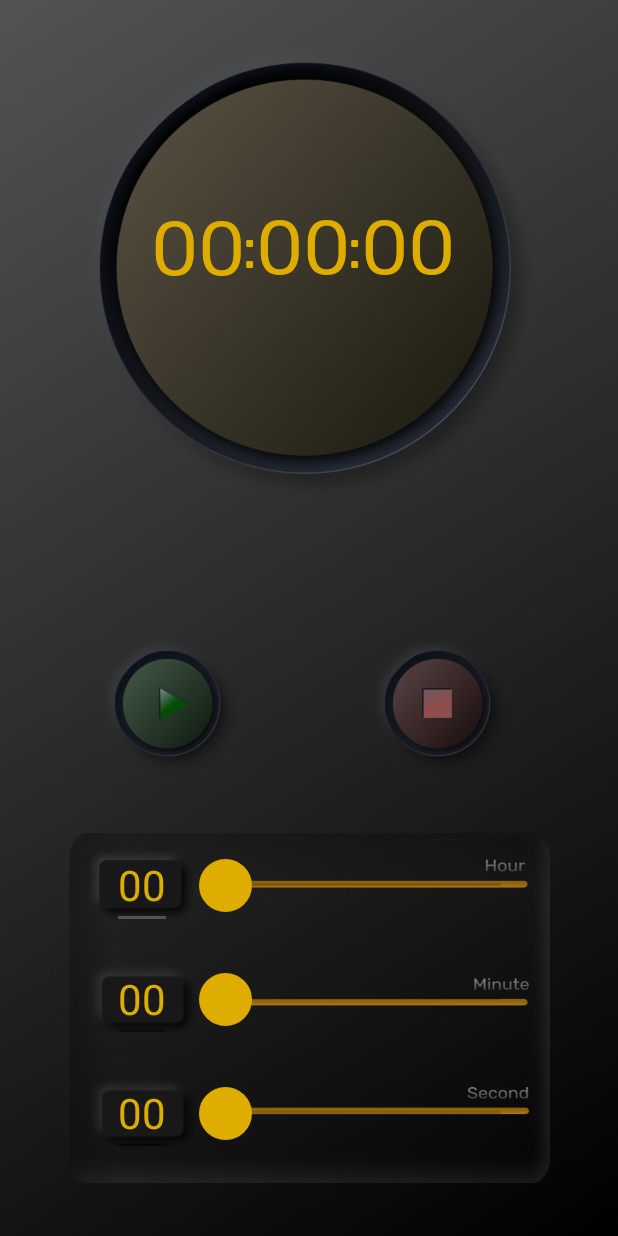
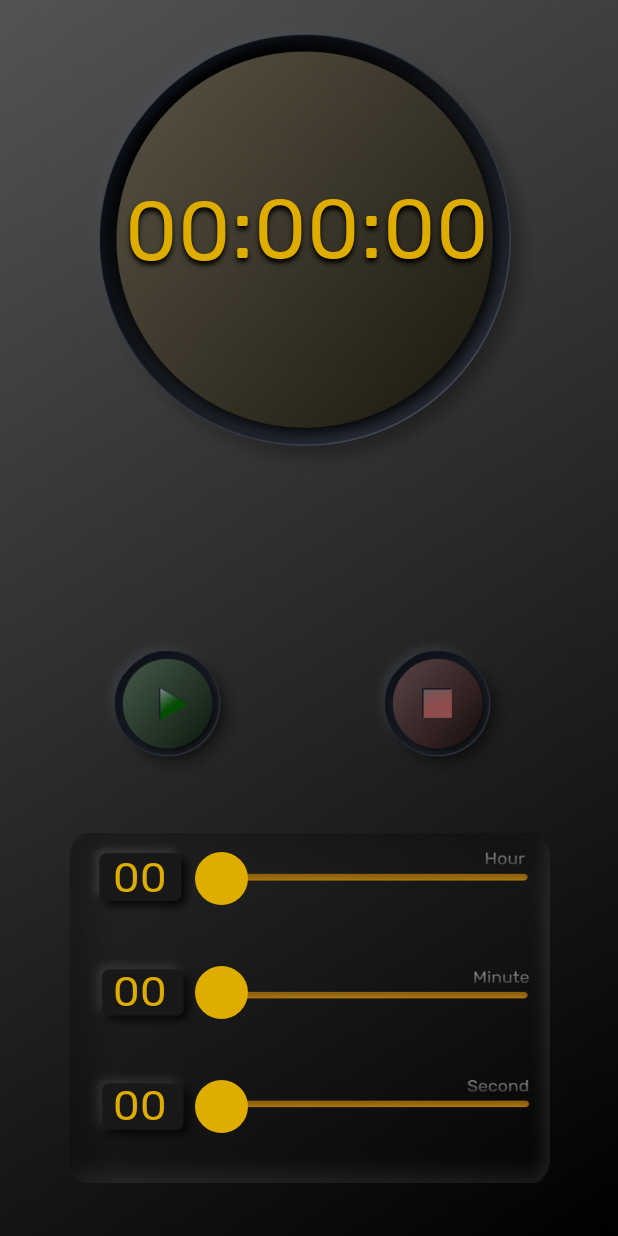
Before and after one commit to osmnnyldzz/TimerApp, an Android app: the screen it shows after launch (MainActivity), on a phone screen of 412 x 824 dp. Run offline under Robolectric (Android 15) with nearby library versions, the phone set to English and light mode, and no system bars; our stand-ins replace data binding.

Commit message:
Design changed in xml

```diff
--- a/app/src/main/java/com/ottocode/timerapp/view/ui/MainActivity.kt
+++ b/app/src/main/java/com/ottocode/timerapp/view/ui/MainActivity.kt
@@ -5,6 +5,7 @@ import android.os.Bundle
 import android.os.CountDownTimer
 import android.text.Editable
 import android.text.TextWatcher
+import android.view.View
 import android.widget.SeekBar
 import android.widget.Toast
 import androidx.databinding.DataBindingUtil
@@ -57,20 +58,17 @@ class MainActivity : AppCompatActivity() {
         setTime(mMillisInputHour, mMillisInputMinute, mMillisInputSecond)
 
 
+        mBind.stopButton.setOnClickListener {
+            pauseTimer()
+        }
         mBind.startButton.setOnClickListener {
-
-            if (mTimerRunning) {
-                pauseTimer()
-            } else {
-                startTimer()
-            }
-
+            startTimer()
         }
         mBind.resetButton.setOnClickListener {
             resetTimer()
         }
 
-        mBind.hourPicker.addTextChangedListener(object: TextWatcher{
+        mBind.hourPicker.addTextChangedListener(object : TextWatcher {
             override fun afterTextChanged(s: Editable?) {
                 model.hourTime.value = model.hour.value
 
@@ -83,11 +81,12 @@ class MainActivity : AppCompatActivity() {
             override fun beforeTextChanged(s: CharSequence?, start: Int, count: Int, after: Int) {
 
             }
-            override fun onTextChanged(s: CharSequence?, start: Int, before: Int, count: Int) {1
+
+            override fun onTextChanged(s: CharSequence?, start: Int, before: Int, count: Int) {
             }
 
         })
-        mBind.minutePicker.addTextChangedListener(object :TextWatcher{
+        mBind.minutePicker.addTextChangedListener(object : TextWatcher {
             override fun afterTextChanged(s: Editable?) {
                 model.minuteTime.value = model.minute.value
 
@@ -100,11 +99,12 @@ class MainActivity : AppCompatActivity() {
             override fun beforeTextChanged(s: CharSequence?, start: Int, count: Int, after: Int) {
 
             }
+
             override fun onTextChanged(s: CharSequence?, start: Int, before: Int, count: Int) {
             }
 
         })
-        mBind.secondPicker.addTextChangedListener(object :TextWatcher{
+        mBind.secondPicker.addTextChangedListener(object : TextWatcher {
             override fun afterTextChanged(s: Editable?) {
                 model.secondTime.value = model.second.value
                 mInputSecond = model.second.value.toString()
@@ -146,11 +146,6 @@ class MainActivity : AppCompatActivity() {
 
             override fun onStopTrackingTouch(seekBar: SeekBar?) {
                 mBind.hourTime.text = hour_seek_bar.progress.toString()
-                Toast.makeText(
-                    this@MainActivity,
-                    "Progress is: " + hour_seek_bar.progress,
-                    Toast.LENGTH_SHORT
-                ).show()
             }
 
 
@@ -178,11 +173,6 @@ class MainActivity : AppCompatActivity() {
             override fun onStopTrackingTouch(seekBar: SeekBar?) {
                 mBind.minuteTime.text = minute_seek_bar.progress.toString()
                 mBind.minutePicker.setText(minute_seek_bar.progress.toString())
-                Toast.makeText(
-                    this@MainActivity,
-                    "Progress is: " + minute_seek_bar.progress,
-                    Toast.LENGTH_SHORT
-                ).show()
             }
 
 
@@ -211,12 +201,6 @@ class MainActivity : AppCompatActivity() {
             override fun onStopTrackingTouch(seekBar: SeekBar?) {
                 mBind.secondTime.text = second_seek_bar.progress.toString()
                 mBind.secondPicker.setText(second_seek_bar.progress.toString())
-
-                Toast.makeText(
-                    this@MainActivity,
-                    "Progress is: " + second_seek_bar.progress,
-                    Toast.LENGTH_SHORT
-                ).show()
             }
 
 
@@ -224,16 +208,19 @@ class MainActivity : AppCompatActivity() {
 
     }
 
-
     private fun setTime(hour: Long, minute: Long, second: Long) {
 
-        mStartTimeInMillis = hour + minute + second // Toplam milisaniyeleri başlangıç değişkenine atadık.
+        mStartTimeInMillis =
+            hour + minute + second // Toplam milisaniyeleri başlangıç değişkenine atadık.
         resetTimer()
     }
 
     private fun pauseTimer() {
         mCountDownTimer.cancel()
         mTimerRunning = false
+        mBind.stopButton.visibility = View.INVISIBLE
+        mBind.startButton.visibility = View.VISIBLE
+
     }
 
     private fun resetTimer() {
@@ -257,7 +244,8 @@ class MainActivity : AppCompatActivity() {
             .start()
 
         mTimerRunning = true
-        // Buraya Stop düğmesi koyacağız. SetImage gibi bir şey ile
+        mBind.stopButton.visibility = View.VISIBLE
+        mBind.startButton.visibility = View.INVISIBLE
     }
 
     private fun updateCountDownText() {
--- a/app/src/main/res/drawable/thumb_image.xml
+++ b/app/src/main/res/drawable/thumb_image.xml
@@ -1,7 +1,8 @@
 <?xml version="1.0" encoding="utf-8"?>
 <layer-list xmlns:android="http://schemas.android.com/apk/res/android">
     <item>
-        <shape android:shape="oval">
+        <shape
+            android:shape="oval">
             <solid android:color="@color/text_color"/>
             <size
                 android:width="35dp"
--- a/app/src/main/res/layout/activity_main.xml
+++ b/app/src/main/res/layout/activity_main.xml
@@ -20,95 +20,100 @@
         <RelativeLayout
             android:layout_width="match_parent"
             android:layout_height="0px"
-            android:layout_weight="0.50"
-            android:orientation="vertical"
-            android:paddingStart="40dp"
-            android:paddingLeft="40dp"
-            android:paddingTop="15dp"
-            android:paddingEnd="30dp"
-            android:paddingRight="30dp"
-            android:paddingBottom="1dp">
+            android:layout_weight="0.50">
 
             <FrameLayout
-                android:layout_width="305dp"
-                android:layout_height="305dp"
-                android:layout_marginStart="15dp"
-                android:layout_marginLeft="15dp"
-                android:layout_marginTop="15dp"
-                android:layout_marginEnd="20dp"
-                android:layout_marginRight="20dp"
-                android:layout_marginBottom="0dp">
+                android:layout_width="match_parent"
+                android:layout_height="match_parent">
 
                 <ImageView
                     android:id="@+id/time_screen"
                     android:layout_width="305dp"
                     android:layout_height="305dp"
-                    android:background="@drawable/timscreen"
-                    android:maxWidth="305dp"
-                    android:maxHeight="305dp"
-                    android:minWidth="305dp"
-                    android:minHeight="305dp" />
+                    android:layout_marginStart="55dp"
+                    android:layout_marginLeft="55dp"
+                    android:layout_marginTop="12dp"
+                    android:background="@drawable/timscreen" />
+
+                <LinearLayout
+                    android:layout_width="wrap_content"
+                    android:layout_height="wrap_content"
+                    android:layout_marginLeft="83dp"
+                    android:layout_marginTop="115dp"
+                    android:orientation="horizontal">
 
                     <TextView
                         android:id="@+id/hour_time"
                         android:layout_width="wrap_content"
                         android:layout_height="wrap_content"
-                    android:layout_marginStart="45dp"
-                    android:layout_marginLeft="45dp"
-                    android:layout_marginTop="105dp"
-                    android:fontFamily="@font/rubik"
                         android:hint="00"
-                    android:textColorHint="@color/text_color"
+                        android:shadowColor="#000000"
+                        android:shadowDx="0"
+                        android:shadowDy="4"
+                        android:shadowRadius="4"
                         android:text="@={timeVM.hourTime}"
                         android:textColor="@color/text_color"
-                    android:textSize="50sp" />
+                        android:textColorHint="@color/text_color"
+                        android:textSize="55sp"
+                        app:fontFamily="@font/rubik" />
+
                     <TextView
                         android:layout_width="wrap_content"
                         android:layout_height="wrap_content"
-                    android:layout_marginStart="106dp"
-                    android:layout_marginLeft="106dp"
-                    android:layout_marginTop="110dp"
                         android:fontFamily="@font/rubik"
+                        android:shadowColor="#000000"
+                        android:shadowDx="0"
+                        android:shadowDy="4"
+                        android:shadowRadius="4"
                         android:text=":"
                         android:textColor="@color/text_color"
-                    android:textSize="40sp" />
+                        android:textSize="60sp" />
 
                     <TextView
                         android:id="@+id/minute_time"
                         android:layout_width="wrap_content"
                         android:layout_height="wrap_content"
-                    android:layout_marginStart="115dp"
-                    android:layout_marginLeft="115dp"
-                    android:layout_marginTop="105dp"
                         android:fontFamily="@font/rubik"
                         android:hint="00"
-                    android:textColorHint="@color/text_color"
+                        android:shadowColor="#000000"
+                        android:shadowDx="0"
+                        android:shadowDy="4"
+                        android:shadowRadius="4"
                         android:text="@={timeVM.minuteTime}"
                         android:textColor="@color/text_color"
-                    android:textSize="50sp" />
+                        android:textColorHint="@color/text_color"
+                        android:textSize="55sp" />
+
                     <TextView
                         android:layout_width="wrap_content"
                         android:layout_height="wrap_content"
-                    android:layout_marginStart="176dp"
-                    android:layout_marginLeft="176dp"
-                    android:layout_marginTop="110dp"
-                    android:fontFamily="@font/rubik"
+                        android:shadowColor="#000000"
+                        android:shadowDx="0"
+                        android:shadowDy="4"
+                        android:shadowRadius="4"
                         android:text=":"
                         android:textColor="@color/text_color"
-                    android:textSize="40sp" />
+                        android:textSize="60sp"
+                        app:fontFamily="@font/rubik" />
+
                     <TextView
                         android:id="@+id/second_time"
                         android:layout_width="wrap_content"
                         android:layout_height="wrap_content"
-                    android:layout_marginStart="185dp"
-                    android:layout_marginLeft="185dp"
-                    android:layout_marginTop="105dp"
                         android:fontFamily="@font/rubik"
                         android:hint="00"
-                    android:textColorHint="@color/text_color"
+                        android:shadowColor="#000000"
+                        android:shadowDx="0"
+                        android:shadowDy="4"
+                        android:shadowRadius="4"
                         android:text="@={timeVM.secondTime}"
                         android:textColor="@color/text_color"
-                    android:textSize="50sp" />
+                        android:textColorHint="@color/text_color"
+                        android:textSize="55sp" />
+
+
+                </LinearLayout>
+
 
             </FrameLayout>
         </RelativeLayout>
@@ -142,6 +147,16 @@
                         android:layout_marginLeft="7dp"
                         android:layout_marginTop="7dp"
                         android:background="@drawable/startbutton" />
+
+                    <Button
+                        android:id="@+id/stop_button"
+                        android:layout_width="82dp"
+                        android:layout_height="82dp"
+                        android:layout_marginStart="7dp"
+                        android:layout_marginLeft="7dp"
+                        android:layout_marginTop="7dp"
+                        android:background="@drawable/stopbutton"
+                        android:visibility="invisible" />
 
                 </FrameLayout>
 
@@ -204,9 +219,6 @@
                             android:layout_width="wrap_content"
                             android:layout_height="wrap_content">
 
-                            <androidx.constraintlayout.widget.ConstraintLayout
-                                android:layout_width="wrap_content"
-                                android:layout_height="wrap_content">
 
                             <ImageView
                                 android:id="@+id/imageView3"
@@ -222,26 +234,31 @@
                                 android:id="@+id/hour_picker"
                                 android:layout_width="wrap_content"
                                 android:layout_height="wrap_content"
+                                android:layout_marginStart="18dp"
+                                android:layout_marginLeft="18dp"
+                                android:layout_marginTop="7dp"
+                                android:background="@null"
                                 android:hint="@string/defaultpicked"
                                 android:text="@={timeVM.hour}"
                                 android:textColor="@color/text_color"
                                 android:textColorHint="@color/text_color"
                                 android:textSize="28sp"
-                                    app:layout_constraintBottom_toBottomOf="parent"
-                                    app:layout_constraintEnd_toEndOf="@+id/imageView3"
-                                    app:layout_constraintHorizontal_bias="0.068"
-                                    app:layout_constraintStart_toStartOf="@+id/imageView3"
-                                    app:layout_constraintTop_toTopOf="parent"
-                                    app:layout_constraintVertical_bias="0.4" />
+                                app:fontFamily="@font/rubik" />
 
                             <SeekBar
                                 android:id="@+id/hour_seek_bar"
                                 android:layout_width="230dp"
                                 android:layout_height="wrap_content"
-                                    android:paddingStart="30dp"
-                                    android:paddingLeft="35dp"
+                                android:layout_marginStart="70dp"
+                                android:layout_marginLeft="85dp"
+                                android:layout_marginTop="7dp"
                                 android:max="23"
+                                android:paddingStart="20dp"
+                                android:paddingLeft="20dp"
+                                android:paddingEnd="20dp"
+                                android:paddingRight="20dp"
                                 android:progress="0"
+                                android:progressDrawable="@android:color/transparent"
                                 android:thumb="@drawable/thumb_image"
                                 app:layout_constraintBottom_toBottomOf="parent"
                                 app:layout_constraintEnd_toEndOf="@+id/imageView3"
@@ -249,7 +266,6 @@
                                 app:layout_constraintTop_toTopOf="parent" />
 
 
-                            </androidx.constraintlayout.widget.ConstraintLayout>
                         </FrameLayout>
                     </RelativeLayout>
 
@@ -259,10 +275,6 @@
                         android:layout_weight="0.33">
 
                         <FrameLayout
-                            android:layout_width="wrap_content"
-                            android:layout_height="wrap_content">
-
-                            <androidx.constraintlayout.widget.ConstraintLayout
                             android:layout_width="wrap_content"
                             android:layout_height="wrap_content">
 
@@ -280,33 +292,33 @@
                                 android:id="@+id/minute_picker"
                                 android:layout_width="wrap_content"
                                 android:layout_height="wrap_content"
+                                android:layout_marginStart="18dp"
+                                android:layout_marginLeft="18dp"
+                                android:layout_marginTop="7dp"
+                                android:background="@null"
+                                android:fontFamily="@font/rubik"
                                 android:hint="@string/defaultpicked"
                                 android:text="@={timeVM.minute}"
                                 android:textColor="@color/text_color"
                                 android:textColorHint="@color/text_color"
-                                    android:textSize="28sp"
-                                    app:layout_constraintBottom_toBottomOf="parent"
-                                    app:layout_constraintEnd_toEndOf="@+id/imageView1"
-                                    app:layout_constraintHorizontal_bias="0.068"
-                                    app:layout_constraintStart_toStartOf="@+id/imageView1"
-                                    app:layout_constraintTop_toTopOf="parent"
-                                    app:layout_constraintVertical_bias="0.0" />
+                                android:textSize="28sp" />
 
                             <SeekBar
                                 android:id="@+id/minute_seek_bar"
                                 android:layout_width="230dp"
                                 android:layout_height="wrap_content"
-                                    android:paddingStart="30dp"
-                                    android:paddingLeft="35dp"
+                                android:layout_marginStart="70dp"
+                                android:layout_marginLeft="85dp"
+                                android:layout_marginTop="7dp"
                                 android:max="59"
+                                android:paddingStart="20dp"
+                                android:paddingLeft="20dp"
+                                android:paddingEnd="20dp"
+                                android:paddingRight="20dp"
                                 android:progress="0"
-                                    android:thumb="@drawable/thumb_image"
-                                    app:layout_constraintBottom_toBottomOf="parent"
-                                    app:layout_constraintEnd_toEndOf="@+id/imageView1"
-                                    app:layout_constraintStart_toEndOf="@+id/minute_picker"
-                                    app:layout_constraintTop_toTopOf="parent" />
+                                android:progressDrawable="@android:color/transparent"
+                                android:thumb="@drawable/thumb_image" />
 
-                            </androidx.constraintlayout.widget.ConstraintLayout>
                         </FrameLayout>
 
 
@@ -321,9 +333,6 @@
                             android:layout_width="wrap_content"
                             android:layout_height="wrap_content">
 
-                            <androidx.constraintlayout.widget.ConstraintLayout
-                                android:layout_width="wrap_content"
-                                android:layout_height="wrap_content">
 
                             <ImageView
                                 android:id="@+id/imageView2"
@@ -339,32 +348,32 @@
                                 android:id="@+id/second_picker"
                                 android:layout_width="wrap_content"
                                 android:layout_height="wrap_content"
+                                android:layout_marginStart="18dp"
+                                android:layout_marginLeft="18dp"
+                                android:layout_marginTop="7dp"
+                                android:background="@null"
+                                android:fontFamily="@font/rubik"
                                 android:hint="@string/defaultpicked"
                                 android:text="@={timeVM.second}"
                                 android:textColor="@color/text_color"
                                 android:textColorHint="@color/text_color"
-                                    android:textSize="28sp"
-                                    app:layout_constraintBottom_toBottomOf="parent"
-                                    app:layout_constraintEnd_toEndOf="@+id/imageView2"
-                                    app:layout_constraintHorizontal_bias="0.068"
-                                    app:layout_constraintStart_toStartOf="@+id/imageView2"
-                                    app:layout_constraintTop_toTopOf="parent"
-                                    app:layout_constraintVertical_bias="0.0" />
+                                android:textSize="28sp" />
 
                             <SeekBar
                                 android:id="@+id/second_seek_bar"
                                 android:layout_width="230dp"
                                 android:layout_height="wrap_content"
-                                    android:paddingStart="30dp"
-                                    android:paddingLeft="35dp"
+                                android:layout_marginStart="70dp"
+                                android:layout_marginLeft="85dp"
+                                android:layout_marginTop="7dp"
                                 android:max="59"
+                                android:paddingStart="20dp"
+                                android:paddingLeft="20dp"
+                                android:paddingEnd="20dp"
+                                android:paddingRight="20dp"
                                 android:progress="0"
-                                    android:thumb="@drawable/thumb_image"
-                                    app:layout_constraintBottom_toBottomOf="parent"
-                                    app:layout_constraintEnd_toEndOf="@+id/imageView2"
-                                    app:layout_constraintStart_toEndOf="@+id/second_picker"
-                                    app:layout_constraintTop_toTopOf="parent" />
-                            </androidx.constraintlayout.widget.ConstraintLayout>
+                                android:progressDrawable="@android:color/transparent"
+                                android:thumb="@drawable/thumb_image" />
                         </FrameLayout>
 
                     </RelativeLayout>
```
Lines whose indentation alone changed are shown as unchanged.
